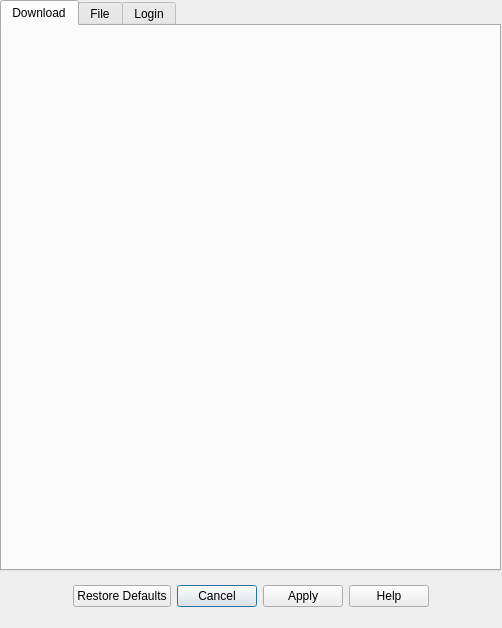
The window that nhentai_gui/config_dialog.ui (DukeValentine/nhentai-downloader) describes before a commit, drawn with Qt 5.
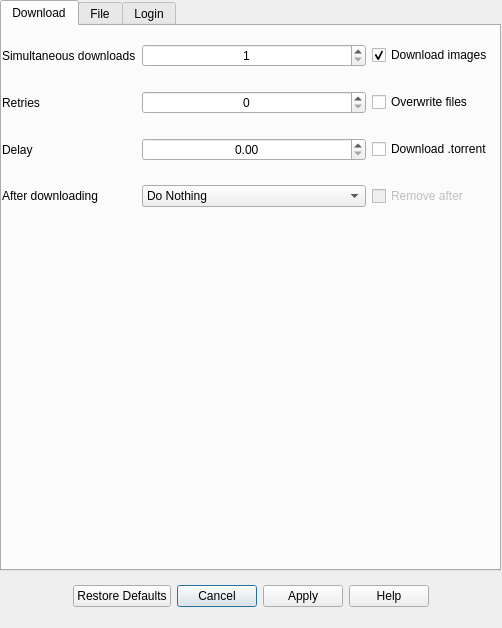
The same window after the commit. The open tabs and pages were chosen to show the change.

Commit message: redesign main windows

The edit to the form file:
```diff
--- a/nhentai_gui/config_dialog.ui
+++ b/nhentai_gui/config_dialog.ui
@@ -48,6 +48,144 @@
     <attribute name="title">
      <string>Download</string>
     </attribute>
+    <widget class="QWidget" name="">
+     <property name="geometry">
+      <rect>
+       <x>0</x>
+       <y>0</y>
+       <width>491</width>
+       <height>201</height>
+      </rect>
+     </property>
+     <layout class="QGridLayout" name="gridLayout_2">
+      <item row="0" column="0">
+       <widget class="QLabel" name="label">
+        <property name="text">
+         <string>Simultaneous downloads</string>
+        </property>
+       </widget>
+      </item>
+      <item row="0" column="3">
+       <widget class="QCheckBox" name="checkBox_2">
+        <property name="text">
+         <string>Download images</string>
+        </property>
+        <property name="checked">
+         <bool>true</bool>
+        </property>
+       </widget>
+      </item>
+      <item row="2" column="3">
+       <widget class="QCheckBox" name="checkBox_4">
+        <property name="text">
+         <string>Overwrite files</string>
+        </property>
+       </widget>
+      </item>
+      <item row="3" column="0">
+       <widget class="QLabel" name="label_4">
+        <property name="text">
+         <string>Delay</string>
+        </property>
+       </widget>
+      </item>
+      <item row="0" column="2">
+       <widget class="QSpinBox" name="spinBox">
+        <property name="alignment">
+         <set>Qt::AlignCenter</set>
+        </property>
+        <property name="minimum">
+         <number>1</number>
+        </property>
+       </widget>
+      </item>
+      <item row="2" column="0">
+       <widget class="QLabel" name="label_3">
+        <property name="text">
+         <string>Retries</string>
+        </property>
+       </widget>
+      </item>
+      <item row="2" column="2">
+       <widget class="QSpinBox" name="spinBox_2">
+        <property name="sizePolicy">
+         <sizepolicy hsizetype="Preferred" vsizetype="Fixed">
+          <horstretch>0</horstretch>
+          <verstretch>0</verstretch>
+         </sizepolicy>
+        </property>
+        <property name="alignment">
+         <set>Qt::AlignCenter</set>
+        </property>
+       </widget>
+      </item>
+      <item row="3" column="3">
+       <widget class="QCheckBox" name="checkBox_3">
+        <property name="text">
+         <string>Download .torrent</string>
+        </property>
+       </widget>
+      </item>
+      <item row="3" column="2">
+       <widget class="QDoubleSpinBox" name="doubleSpinBox">
+        <property name="sizePolicy">
+         <sizepolicy hsizetype="Expanding" vsizetype="Fixed">
+          <horstretch>0</horstretch>
+          <verstretch>0</verstretch>
+         </sizepolicy>
+        </property>
+        <property name="alignment">
+         <set>Qt::AlignCenter</set>
+        </property>
+       </widget>
+      </item>
+      <item row="4" column="0">
+       <widget class="QLabel" name="label_2">
+        <property name="text">
+         <string>After downloading</string>
+        </property>
+        <property name="wordWrap">
+         <bool>true</bool>
+        </property>
+       </widget>
+      </item>
+      <item row="4" column="2">
+       <widget class="QComboBox" name="comboBox">
+        <property name="sizePolicy">
+         <sizepolicy hsizetype="Expanding" vsizetype="Fixed">
+          <horstretch>0</horstretch>
+          <verstretch>0</verstretch>
+         </sizepolicy>
+        </property>
+        <item>
+         <property name="text">
+          <string>Do Nothing</string>
+         </property>
+        </item>
+        <item>
+         <property name="text">
+          <string>Create .cbz</string>
+         </property>
+        </item>
+        <item>
+         <property name="text">
+          <string>Create .zip</string>
+         </property>
+        </item>
+       </widget>
+      </item>
+      <item row="4" column="3">
+       <widget class="QCheckBox" name="checkBox_5">
+        <property name="enabled">
+         <bool>false</bool>
+        </property>
+        <property name="text">
+         <string>Remove after</string>
+        </property>
+       </widget>
+      </item>
+     </layout>
+    </widget>
    </widget>
    <widget class="QWidget" name="tab">
     <attribute name="title">
```
Left out of the diff: 77 changed lines with no effect on the pictures. The commit also changes 4 other files.
